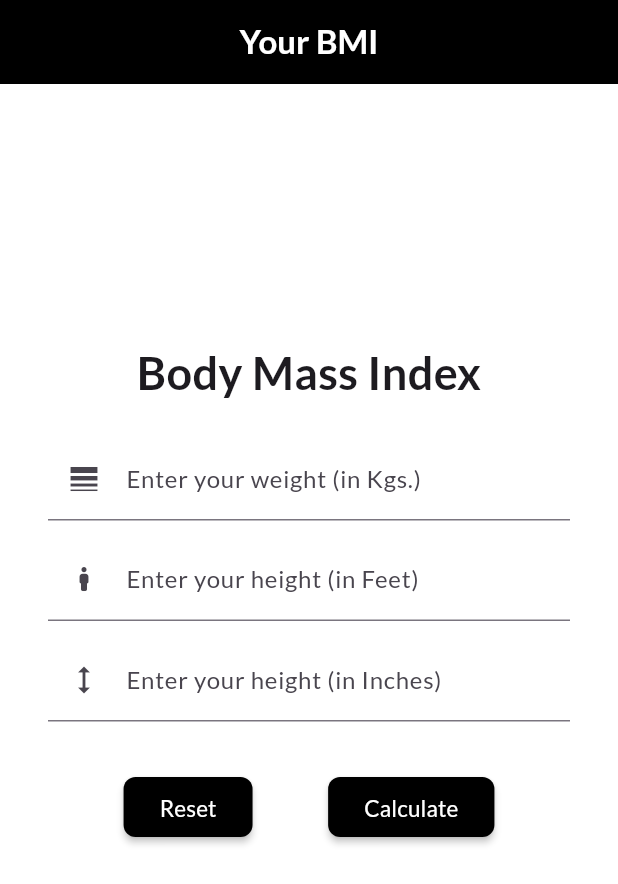
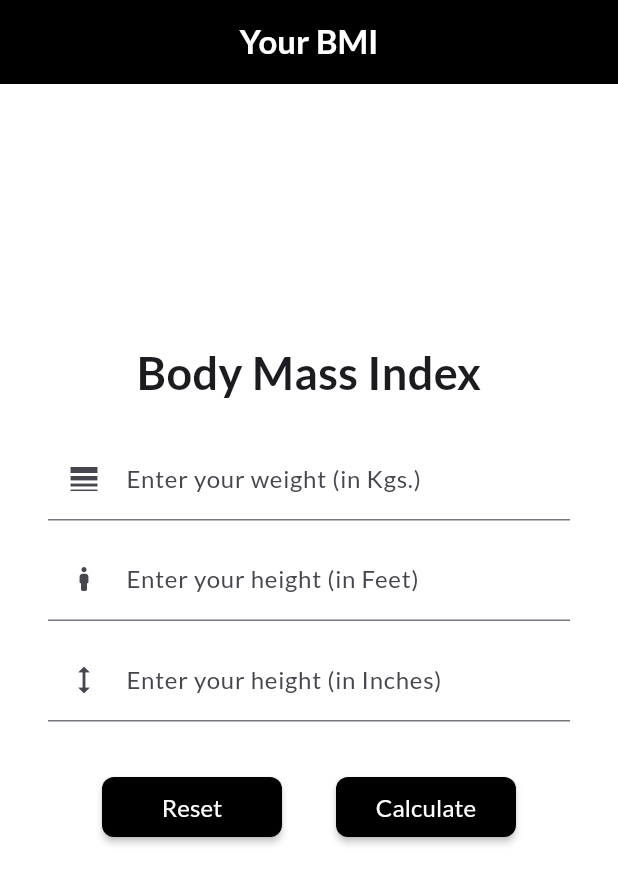
Before and after one commit to nirmit27/bmi_calc, a Flutter app: the screen it shows after launch, on a phone screen of 412 x 824 dp. Shown: the top 884 px of the screen. Run offline on Flutter 3.47's test engine with Material 3 defaults, Android fonts, the phone set to English and light mode, and no system bars; our stand-ins replace google_fonts.

Commit message:
Removed Screenshots, Fixed the Button Sizes, ... yeah, that's about it.

```diff
--- a/lib/main.dart
+++ b/lib/main.dart
@@ -149,12 +149,13 @@ class _MyHomePageState extends State<MyHomePage> {
                         backgroundColor: Colors.black,
                         shape: const RoundedRectangleBorder(
                             borderRadius: BorderRadius.all(Radius.circular(8))),
+                        fixedSize: const Size(120, 20),
                         elevation: 2.0,
                       ),
                       child: const Text(
                         "Reset",
                         style: TextStyle(
-                          fontSize: 15.0,
+                          fontSize: 16.0,
                         ),
                       ),
                     ),
@@ -190,12 +191,13 @@ class _MyHomePageState extends State<MyHomePage> {
                         backgroundColor: Colors.black,
                         shape: const RoundedRectangleBorder(
                             borderRadius: BorderRadius.all(Radius.circular(8))),
+                        fixedSize: const Size(120,20),
                         elevation: 2.0,
                       ),
                       child: const Text(
                         "Calculate",
                         style: TextStyle(
-                          fontSize: 15.0,
+                          fontSize: 16.0,
                         ),
                       ),
                     ),
```
Also changed, not shown: ss/Screenshot 2023-08-30 043323.png (deleted), ss/Screenshot 2023-08-30 043352.png (deleted), ss/Screenshot 2023-08-30 043418.png (deleted), 2 other files.
